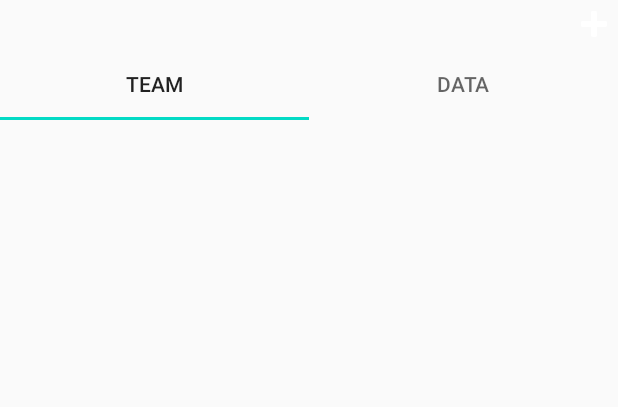
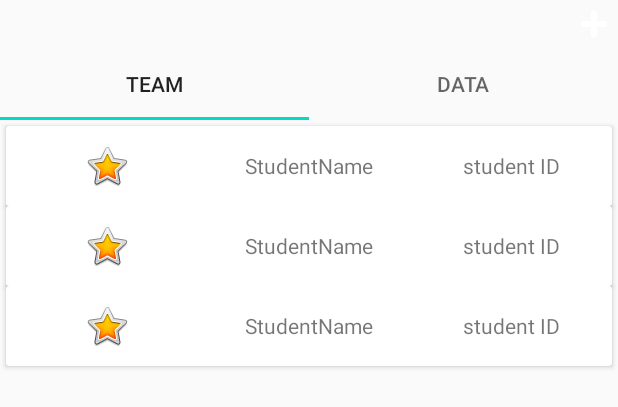
Before and after one commit to GurkaranSingh95/CSIS4280, an Android app: the layout activity_main.xml on its own in the app's theme, with its tools: preview values and no code run, on a phone screen of 412 x 824 dp. Shown: the top 407 px of the screen. Run offline under Robolectric (Android 15) with nearby library versions, the phone set to English and light mode, and no system bars.

Commit message:
Updating UI

```diff
--- a/Lab6/app/build.gradle
+++ b/Lab6/app/build.gradle
@@ -35,4 +35,7 @@ dependencies {
     androidTestImplementation 'androidx.test.ext:junit:1.1.2'
     androidTestImplementation 'androidx.test.espresso:espresso-core:3.3.0'
 
+    implementation "androidx.recyclerview:recyclerview:1.1.0"
+    implementation "androidx.cardview:cardview:1.0.0"
+
 }
--- /dev/null
+++ b/Lab6/app/src/main/java/com/example/lab6/Team.kt
@@ -0,0 +1,3 @@
+package com.example.lab6
+
+data class Team(val imgResource:Int, val studentName: String, val studentID: String)
--- a/Lab6/app/src/main/res/layout/activity_main.xml
+++ b/Lab6/app/src/main/res/layout/activity_main.xml
@@ -8,7 +8,7 @@
     tools:context=".MainActivity">
 
     <ImageButton
-        android:id="@+id/imageButton"
+        android:id="@+id/addButton"
         style="@style/Widget.MaterialComponents.MaterialCalendar.HeaderToggleButton"
         android:layout_width="wrap_content"
         android:layout_height="wrap_content"
@@ -16,15 +16,18 @@
         app:srcCompat="@android:drawable/ic_input_add" />
 
     <com.google.android.material.tabs.TabLayout
+        android:id="@+id/tabLayout"
         android:layout_width="match_parent"
         android:layout_height="wrap_content">
 
         <com.google.android.material.tabs.TabItem
+            android:id="@+id/teamTab"
             android:layout_width="wrap_content"
             android:layout_height="wrap_content"
             android:text="Team" />
 
         <com.google.android.material.tabs.TabItem
+            android:id="@+id/dataTab"
             android:layout_width="wrap_content"
             android:layout_height="wrap_content"
             android:text="DATA" />
@@ -32,7 +35,11 @@
     </com.google.android.material.tabs.TabLayout>
 
     <androidx.recyclerview.widget.RecyclerView
+        android:id="@+id/recyclerView"
+        android:padding="4dp"
+        android:clipToPadding="false"
         android:layout_width="match_parent"
-        android:layout_height="match_parent" />
+        android:layout_height="match_parent"
+        tools:listitem="@layout/view1_layout"/>
 
 </LinearLayout>
--- /dev/null
+++ b/Lab6/app/src/main/res/layout/view1_layout.xml
@@ -0,0 +1,40 @@
+<?xml version="1.0" encoding="utf-8"?>
+<androidx.cardview.widget.CardView xmlns:android="http://schemas.android.com/apk/res/android"
+    xmlns:app="http://schemas.android.com/apk/res-auto"
+    android:layout_width="match_parent"
+    android:layout_height="wrap_content">
+
+
+    <LinearLayout
+        android:id="@+id/linearLayout"
+        android:layout_width="match_parent"
+        android:layout_height="wrap_content">
+
+        <ImageView
+            android:id="@+id/profilePic"
+            android:layout_width="0dp"
+            android:layout_height="match_parent"
+            android:layout_margin="5dp"
+            android:layout_weight="1"
+            android:padding="5dp"
+            app:srcCompat="@android:drawable/btn_star_big_on" />
+
+        <TextView
+            android:id="@+id/memberName"
+            android:layout_width="0dp"
+            android:layout_height="match_parent"
+            android:layout_margin="5dp"
+            android:layout_weight="1"
+            android:gravity="center"
+            android:text="StudentName" />
+
+        <TextView
+            android:id="@+id/memberID"
+            android:layout_width="0dp"
+            android:layout_height="match_parent"
+            android:layout_margin="5dp"
+            android:layout_weight="1"
+            android:gravity="center"
+            android:text="student ID" />
+    </LinearLayout>
+</androidx.cardview.widget.CardView>
--- a/Lab6/build.gradle
+++ b/Lab6/build.gradle
@@ -6,7 +6,7 @@ buildscript {
         jcenter()
     }
     dependencies {
-        classpath "com.android.tools.build:gradle:4.0.1"
+        classpath 'com.android.tools.build:gradle:4.0.2'
         classpath "org.jetbrains.kotlin:kotlin-gradle-plugin:$kotlin_version"
 
         // NOTE: Do not place your application dependencies here; they belong
```
Also changed, not shown: Lab6/app/src/main/res/layout/recycler_item.xml (+12 -11 lines).
